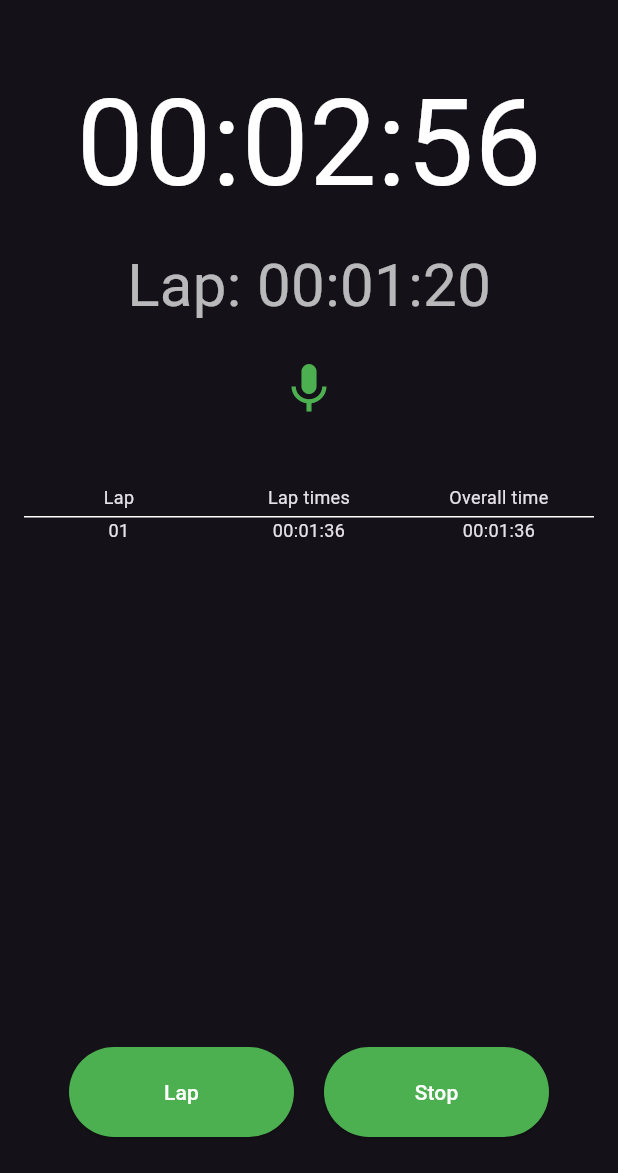
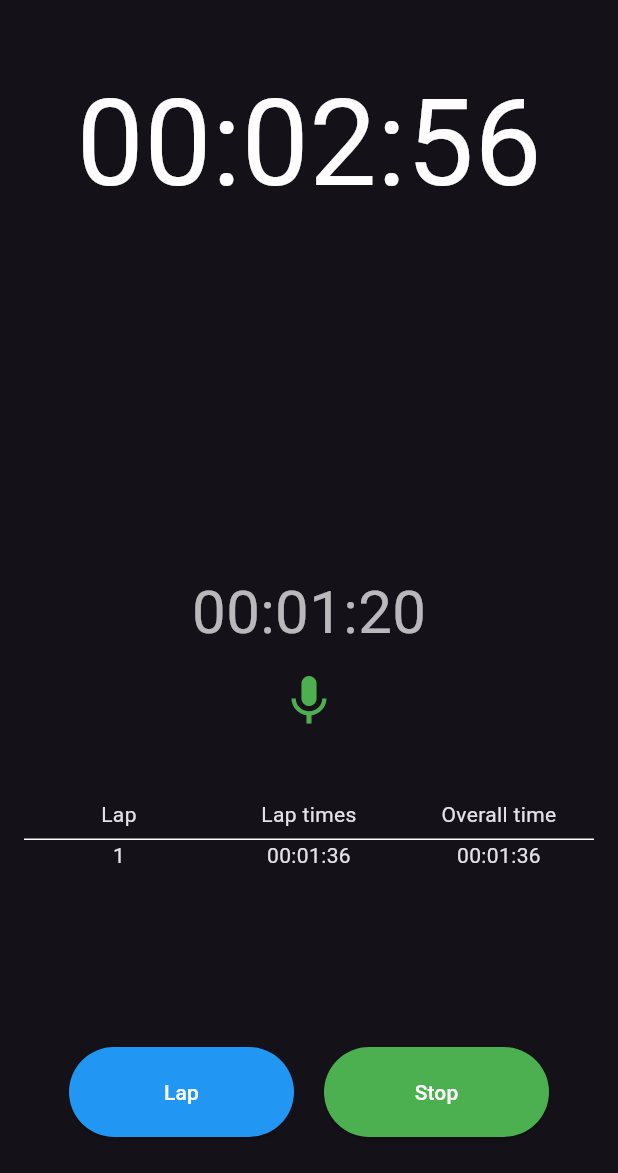
Before and after one commit to alexsvtmdev/vcstopwatch, a Flutter app: the screen it shows after launch, after a tap on "Start", after a tap on "Lap", on a phone screen of 412 x 824 dp, the part 63-1236 px from its top. Run offline on Flutter 3.47's test engine with Material 3 defaults, Android fonts, the phone set to English and light mode, and no system bars; our stand-ins replace flutter_tts, shared_preferences; missing offline and left inert: vosk_flutter_2.

Commit message:
next design 3

```diff
--- a/lib/main.dart
+++ b/lib/main.dart
@@ -72,6 +72,7 @@
     "thirty",
     "forty",
     "fifty",
+    "circle", // добавлено слово "circle"
   ];
 
   // grammarList – объединение commandWords и ignoreWords.
@@ -333,6 +334,8 @@
       Duration currentLap = DateTime.now().difference(_lapStartTime!);
       Duration overall = elapsed;
       int lapNumber = _lapRecords.length + 1;
+      // Для голосового объявления используем "circle" и выводим номер без ведущих нулей.
+      flutterTts.speak("circle ${lapNumber}");
       LapRecord lapRecord = LapRecord(
         lapNumber: lapNumber,
         lapTime: currentLap,
@@ -340,9 +343,8 @@
       );
       _lapRecords.insert(0, lapRecord);
       _lapStartTime = DateTime.now();
-      flutterTts.speak("Lap ${lapNumber.toString().padLeft(2, '0')}");
       developer.log(
-        "Lap recorded: Lap ${lapNumber.toString().padLeft(2, '0')}, lap time: $currentLap, overall: $overall",
+        "Lap recorded: Circle ${lapNumber}, lap time: $currentLap, overall: $overall",
         name: "TimerPage",
       );
       setState(() {});
@@ -431,13 +433,12 @@
   }
 
   Widget _buildLapTable() {
-    return Container(
-      height: 200,
+    return Expanded(
       child: SingleChildScrollView(
         child: Column(
           children: [
             Container(
-              padding: const EdgeInsets.symmetric(vertical: 4),
+              padding: const EdgeInsets.symmetric(vertical: 6),
               decoration: const BoxDecoration(
                 border: Border(
                   bottom: BorderSide(color: Colors.white, width: 1),
@@ -449,21 +450,21 @@
                   Expanded(
                     child: Text(
                       "Lap",
-                      style: TextStyle(fontSize: 12),
+                      style: TextStyle(fontSize: 14),
                       textAlign: TextAlign.center,
                     ),
                   ),
                   Expanded(
                     child: Text(
                       "Lap times",
-                      style: TextStyle(fontSize: 12),
+                      style: TextStyle(fontSize: 14),
                       textAlign: TextAlign.center,
                     ),
                   ),
                   Expanded(
                     child: Text(
                       "Overall time",
-                      style: TextStyle(fontSize: 12),
+                      style: TextStyle(fontSize: 14),
                       textAlign: TextAlign.center,
                     ),
                   ),
@@ -481,22 +482,22 @@
                   children: [
                     Expanded(
                       child: Text(
-                        lap.lapNumber.toString().padLeft(2, '0'),
-                        style: const TextStyle(fontSize: 12),
+                        lap.lapNumber.toString(),
+                        style: const TextStyle(fontSize: 14),
                         textAlign: TextAlign.center,
                       ),
                     ),
                     Expanded(
                       child: Text(
                         _formatTime(lap.lapTime),
-                        style: const TextStyle(fontSize: 12),
+                        style: const TextStyle(fontSize: 14),
                         textAlign: TextAlign.center,
                       ),
                     ),
                     Expanded(
                       child: Text(
                         _formatTime(lap.overallTime),
-                        style: const TextStyle(fontSize: 12),
+                        style: const TextStyle(fontSize: 14),
                         textAlign: TextAlign.center,
                       ),
                     ),
@@ -517,7 +518,7 @@
         style: ElevatedButton.styleFrom(
           minimumSize: const Size(150, 60),
           shape: const StadiumBorder(),
-          backgroundColor: Colors.green,
+          backgroundColor: Colors.blue, // Lap button: синяя
           foregroundColor: Colors.white,
         ),
         onPressed: _handleLap,
@@ -529,7 +530,7 @@
           style: ElevatedButton.styleFrom(
             minimumSize: const Size(150, 60),
             shape: const StadiumBorder(),
-            backgroundColor: Colors.blueAccent,
+            backgroundColor: Colors.red, // Reset button: красная
             foregroundColor: Colors.white,
           ),
           onPressed: _handleReset,
@@ -540,7 +541,7 @@
           style: ElevatedButton.styleFrom(
             minimumSize: const Size(150, 60),
             shape: const StadiumBorder(),
-            backgroundColor: Colors.grey,
+            backgroundColor: Colors.grey, // неактивная кнопка
             foregroundColor: Colors.white,
           ),
           onPressed: null,
@@ -583,19 +584,63 @@
         child: Column(
           mainAxisAlignment: MainAxisAlignment.spaceBetween,
           children: [
-            // Верхняя группа: часы, lap timer, индикатор и распознанный текст, таблица кругов.
-            Column(
-              children: [
-                Text(
+            // Верхняя группа.
+            _lapRecords.isEmpty
+                ? Expanded(
+                  flex: 3,
+                  child: Center(
+                    child: Text(
                       formattedTime,
                       style: const TextStyle(fontSize: 80, color: Colors.white),
                     ),
-                const SizedBox(height: 10),
+                  ),
+                )
+                : Expanded(
+                  flex: 2,
+                  child: Align(
+                    alignment: Alignment.topCenter,
+                    child: Text(
+                      formattedTime,
+                      style: const TextStyle(fontSize: 80, color: Colors.white),
+                    ),
+                  ),
+                ),
+            if (_lapRecords.isNotEmpty) ...[
               if (isActive && _lapStartTime != null)
                 Text(
-                    "Lap: ${_formatTime(DateTime.now().difference(_lapStartTime!))}",
+                  _formatTime(DateTime.now().difference(_lapStartTime!)),
                   style: const TextStyle(fontSize: 40, color: Colors.white70),
                 ),
+              const SizedBox(height: 10),
+              Icon(
+                voiceRecognitionActive ? Icons.mic : Icons.mic_off,
+                color: voiceRecognitionActive ? Colors.green : Colors.red,
+                size: 40,
+              ),
+              const SizedBox(height: 10),
+              SizedBox(
+                height: 20,
+                child: Center(
+                  child: Text(
+                    _displayedVoiceText ?? " ",
+                    style: TextStyle(
+                      fontSize: 16,
+                      color:
+                          _displayedVoiceIsCommand
+                              ? Colors.green
+                              : Colors.orange,
+                      fontWeight:
+                          _displayedVoiceIsCommand
+                              ? FontWeight.bold
+                              : FontWeight.normal,
+                    ),
+                  ),
+                ),
+              ),
+              const SizedBox(height: 10),
+              // Таблица кругов, занимающая оставшееся место между верхней группой и кнопками.
+              _buildLapTable(),
+            ] else ...[
               const SizedBox(height: 20),
               Icon(
                 voiceRecognitionActive ? Icons.mic : Icons.mic_off,
@@ -622,13 +667,8 @@
                   ),
                 ),
               ),
-                if (_lapRecords.isNotEmpty) ...[
-                  const SizedBox(height: 10),
-                  _buildLapTable(),
             ],
-              ],
-            ),
-            // Нижняя группа: кнопки управления таймером.
+            // Нижняя группа: кнопки.
             Row(
               mainAxisAlignment: MainAxisAlignment.center,
               children: [
@@ -638,7 +678,8 @@
                   style: ElevatedButton.styleFrom(
                     minimumSize: const Size(150, 60),
                     shape: const StadiumBorder(),
-                    backgroundColor: Colors.green,
+                    backgroundColor:
+                        Colors.green, // кнопка Start/Resume – зеленая.
                     foregroundColor: Colors.white,
                   ),
                   onPressed: () {
@@ -797,10 +838,3 @@
     );
   }
 }
- /*
-  В этом примере мы создали простое приложение таймера, которое можно управлять голосом. Пользователь может запустить, остановить, сбросить таймер и делать круги с помощью голосовых команд.
-  Важно:  Вам нужно будет добавить разрешение на использование микрофона в вашем Android-приложении. Для этого добавьте следующую строку в ваш  AndroidManifest.xml :
-  <uses-permission android:name="android.permission.RECORD_AUDIO" />
-  Вот как это выглядит:
-  <?xml version="1.0" encoding="utf-8"?>
-  */
```
Lines whose indentation alone changed are shown as unchanged.
